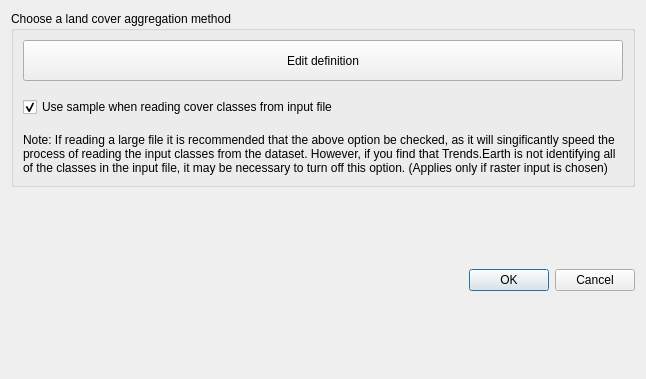
Qt form LDMP/gui/DlgDataIOImportLC.ui (ConservationInternational/trends.earth) before a commit.
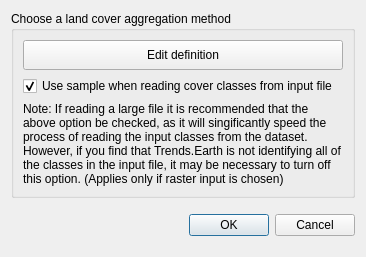
The same form after that commit.

```diff
--- a/LDMP/gui/DlgDataIOImportLC.ui
+++ b/LDMP/gui/DlgDataIOImportLC.ui
@@ -9,8 +9,8 @@
    <rect>
     <x>0</x>
     <y>0</y>
-    <width>646</width>
-    <height>379</height>
+    <width>366</width>
+    <height>257</height>
    </rect>
   </property>
   <property name="sizePolicy">
@@ -31,6 +31,12 @@
      <property name="enabled">
       <bool>true</bool>
      </property>
+     <property name="sizePolicy">
+      <sizepolicy hsizetype="Preferred" vsizetype="Minimum">
+       <horstretch>0</horstretch>
+       <verstretch>0</verstretch>
+      </sizepolicy>
+     </property>
      <property name="title">
       <string>Choose a land cover aggregation method</string>
      </property>
```
